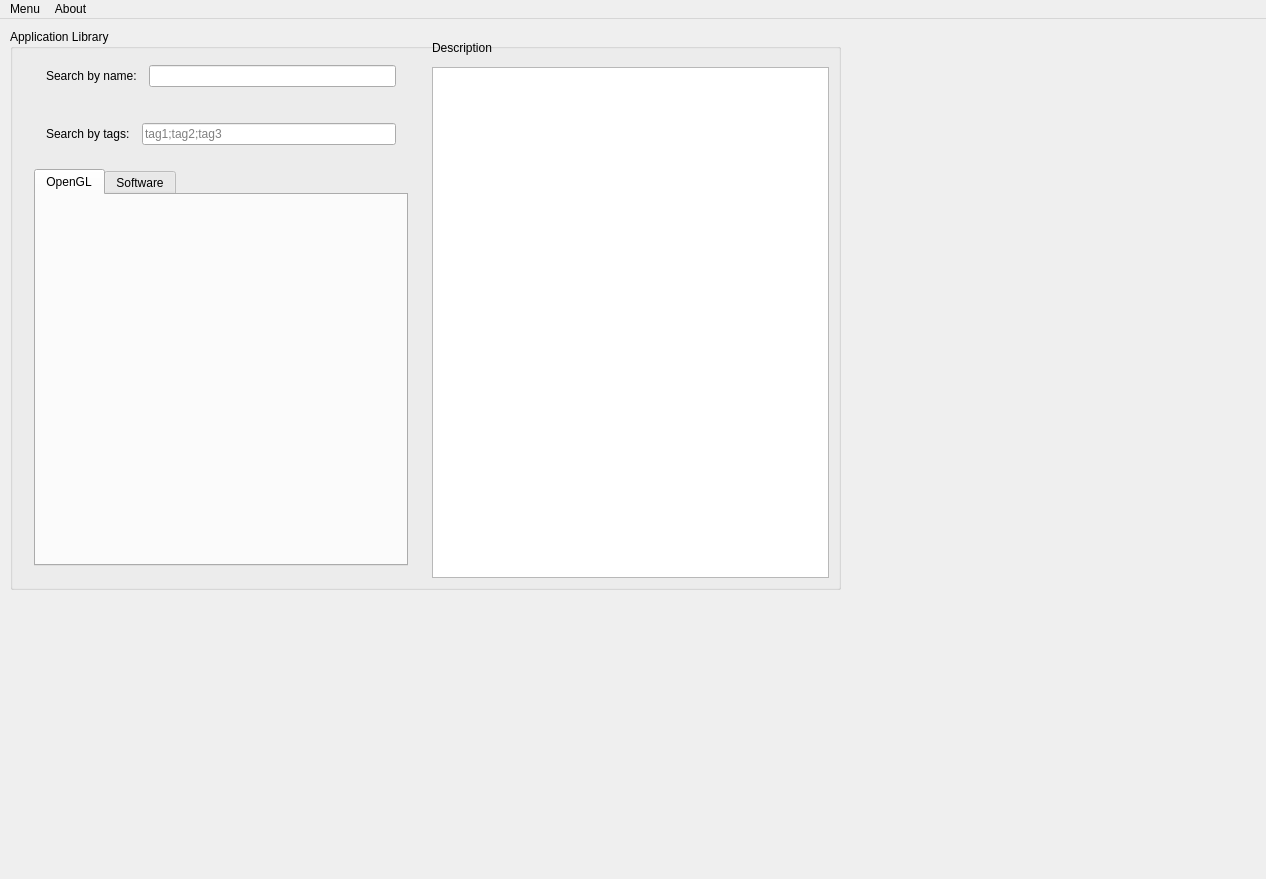
Before: the Qt Designer form Core/src/CoreAppWindow.ui in ButtonHeck/Ouquitoure, drawn with Qt 5.
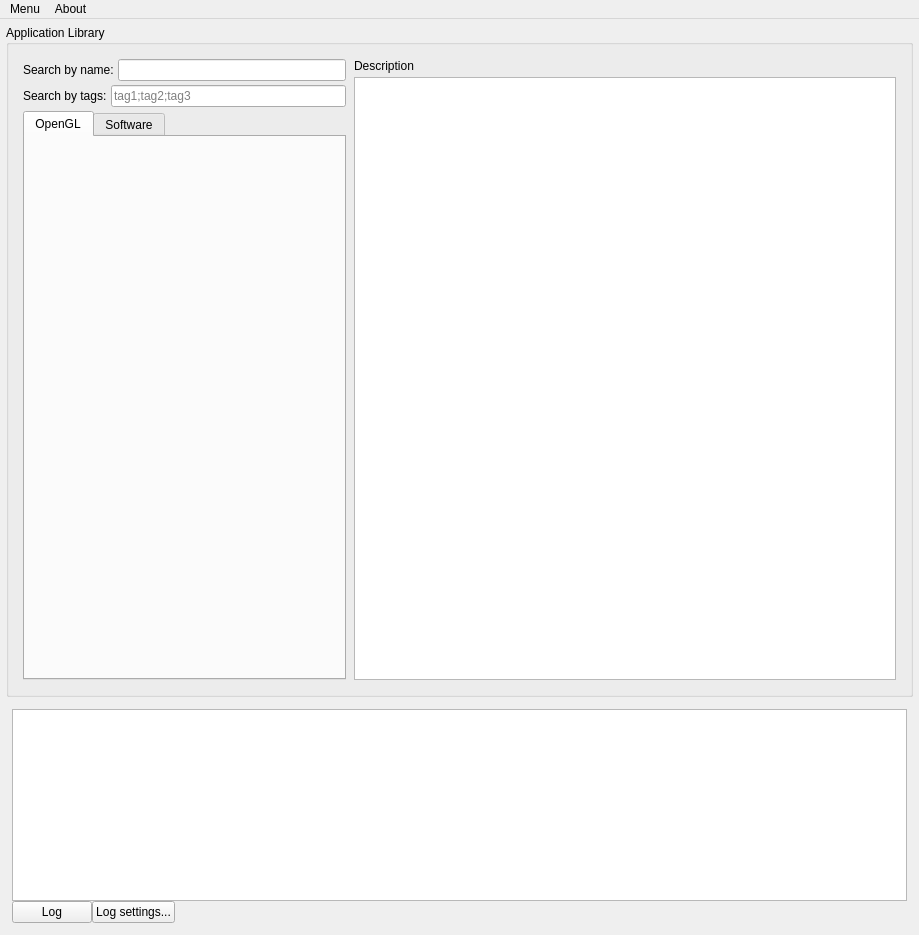
After: the same form once the commit is applied. Custom widgets are drawn as their Qt base class.

The edit to the form file:
```diff
--- a/Core/src/CoreAppWindow.ui
+++ b/Core/src/CoreAppWindow.ui
@@ -6,22 +6,66 @@
    <rect>
     <x>0</x>
     <y>0</y>
-    <width>1266</width>
-    <height>879</height>
+    <width>919</width>
+    <height>935</height>
    </rect>
   </property>
+  <property name="sizePolicy">
+   <sizepolicy hsizetype="Minimum" vsizetype="Minimum">
+    <horstretch>0</horstretch>
+    <verstretch>0</verstretch>
+   </sizepolicy>
+  </property>
   <property name="windowTitle">
    <string>MainWindow</string>
   </property>
   <widget class="QWidget" name="coreAppWidget">
+   <layout class="QGridLayout" name="gridLayout">
+    <property name="leftMargin">
+     <number>6</number>
+    </property>
+    <property name="topMargin">
+     <number>6</number>
+    </property>
+    <property name="rightMargin">
+     <number>6</number>
+    </property>
+    <property name="bottomMargin">
+     <number>6</number>
+    </property>
+    <property name="spacing">
+     <number>0</number>
+    </property>
+    <item row="0" column="0">
+     <layout class="QVBoxLayout" name="mainLayout" stretch="2,0">
+      <property name="spacing">
+       <number>6</number>
+      </property>
+      <property name="sizeConstraint">
+       <enum>QLayout::SetDefaultConstraint</enum>
+      </property>
+      <property name="leftMargin">
+       <number>0</number>
+      </property>
+      <property name="topMargin">
+       <number>0</number>
+      </property>
+      <property name="rightMargin">
+       <number>0</number>
+      </property>
+      <property name="bottomMargin">
+       <number>0</number>
+      </property>
+      <item>
    <widget class="QGroupBox" name="appLibraryGroupBox">
-    <property name="geometry">
-     <rect>
-      <x>10</x>
-      <y>10</y>
-      <width>831</width>
-      <height>561</height>
-     </rect>
+        <property name="sizePolicy">
+         <sizepolicy hsizetype="Expanding" vsizetype="Expanding">
+          <horstretch>0</horstretch>
+          <verstretch>0</verstretch>
+         </sizepolicy>
+        </property>
+        <property name="autoFillBackground">
+         <bool>true</bool>
     </property>
     <property name="title">
      <string>Application Library</string>
@@ -29,64 +73,75 @@
     <property name="flat">
      <bool>false</bool>
     </property>
-    <widget class="QWidget" name="horizontalLayoutWidget">
-     <property name="geometry">
-      <rect>
-       <x>0</x>
-       <y>0</y>
-       <width>831</width>
-       <height>561</height>
-      </rect>
-     </property>
+        <layout class="QHBoxLayout" name="horizontalLayout">
+         <property name="spacing">
+          <number>0</number>
+         </property>
+         <property name="leftMargin">
+          <number>6</number>
+         </property>
+         <property name="topMargin">
+          <number>6</number>
+         </property>
+         <property name="rightMargin">
+          <number>6</number>
+         </property>
+         <property name="bottomMargin">
+          <number>6</number>
+         </property>
+         <item>
      <layout class="QHBoxLayout" name="appLibraryMainLayout">
       <property name="spacing">
-       <number>12</number>
+            <number>4</number>
+           </property>
+           <property name="sizeConstraint">
+            <enum>QLayout::SetDefaultConstraint</enum>
       </property>
       <property name="leftMargin">
-       <number>12</number>
+            <number>6</number>
       </property>
       <property name="topMargin">
-       <number>12</number>
+            <number>6</number>
       </property>
       <property name="rightMargin">
-       <number>12</number>
+            <number>6</number>
       </property>
       <property name="bottomMargin">
-       <number>12</number>
+            <number>6</number>
       </property>
       <item>
        <layout class="QVBoxLayout" name="appLibraryLayout">
         <property name="spacing">
-         <number>12</number>
+              <number>4</number>
         </property>
         <property name="leftMargin">
-         <number>12</number>
+              <number>2</number>
         </property>
         <property name="topMargin">
-         <number>12</number>
+              <number>2</number>
         </property>
         <property name="rightMargin">
-         <number>12</number>
+              <number>2</number>
         </property>
         <property name="bottomMargin">
-         <number>12</number>
+              <number>2</number>
         </property>
         <item>
          <layout class="QHBoxLayout" name="appSearchByNameLayout">
           <property name="spacing">
-           <number>12</number>
+                <number>4</number>
           </property>
           <property name="leftMargin">
-           <number>12</number>
+                <number>0</number>
           </property>
           <property name="topMargin">
-           <number>12</number>
+                <number>0</number>
           </property>
           <property name="rightMargin">
-           <number>12</number>
+                <number>0</number>
           </property>
           <property name="bottomMargin">
-           <number>12</number>
+                <number>0</number>
           </property>
           <item>
            <widget class="QLabel" name="appSearchByNameLabel">
@@ -103,19 +158,19 @@
         <item>
          <layout class="QHBoxLayout" name="appSearchByTagsLayout">
           <property name="spacing">
-           <number>12</number>
+                <number>4</number>
           </property>
           <property name="leftMargin">
-           <number>12</number>
+                <number>0</number>
           </property>
           <property name="topMargin">
-           <number>12</number>
+                <number>0</number>
           </property>
           <property name="rightMargin">
-           <number>12</number>
+                <number>0</number>
           </property>
           <property name="bottomMargin">
-           <number>12</number>
+                <number>0</number>
           </property>
           <item>
            <widget class="QLabel" name="appSearchByTagsLabel">
@@ -135,6 +190,18 @@
         </item>
         <item>
          <widget class="QTabWidget" name="appLibraryTabWidget">
+               <property name="sizePolicy">
+                <sizepolicy hsizetype="Expanding" vsizetype="Expanding">
+                 <horstretch>0</horstretch>
+                 <verstretch>0</verstretch>
+                </sizepolicy>
+               </property>
+               <property name="minimumSize">
+                <size>
+                 <width>321</width>
+                 <height>316</height>
+                </size>
+               </property>
           <property name="currentIndex">
            <number>0</number>
           </property>
@@ -154,6 +221,21 @@
       </item>
       <item>
        <layout class="QVBoxLayout" name="descriptionLayout">
+             <property name="spacing">
+              <number>4</number>
+             </property>
+             <property name="leftMargin">
+              <number>2</number>
+             </property>
+             <property name="topMargin">
+              <number>2</number>
+             </property>
+             <property name="rightMargin">
+              <number>2</number>
+             </property>
+             <property name="bottomMargin">
+              <number>2</number>
+             </property>
         <item>
          <widget class="QLabel" name="descriptionLabel">
           <property name="text">
@@ -162,7 +244,19 @@
          </widget>
         </item>
         <item>
-         <widget class="QTextBrowser" name="descriptionBrowser">
+              <widget class="QTextBrowser" name="descriptionView">
+               <property name="sizePolicy">
+                <sizepolicy hsizetype="Expanding" vsizetype="Expanding">
+                 <horstretch>0</horstretch>
+                 <verstretch>0</verstretch>
+                </sizepolicy>
+               </property>
+               <property name="minimumSize">
+                <size>
+                 <width>542</width>
+                 <height>600</height>
+                </size>
+               </property>
           <property name="acceptDrops">
            <bool>false</bool>
           </property>
@@ -171,15 +265,107 @@
        </layout>
       </item>
      </layout>
-    </widget>
-   </widget>
+         </item>
+        </layout>
+       </widget>
+      </item>
+      <item>
+       <layout class="QVBoxLayout" name="logLayout">
+        <property name="spacing">
+         <number>0</number>
+        </property>
+        <property name="leftMargin">
+         <number>6</number>
+        </property>
+        <property name="topMargin">
+         <number>6</number>
+        </property>
+        <property name="rightMargin">
+         <number>6</number>
+        </property>
+        <property name="bottomMargin">
+         <number>6</number>
+        </property>
+        <item>
+         <widget class="QTextEdit" name="logWindow">
+          <property name="sizePolicy">
+           <sizepolicy hsizetype="Expanding" vsizetype="Minimum">
+            <horstretch>0</horstretch>
+            <verstretch>0</verstretch>
+           </sizepolicy>
+          </property>
+          <property name="placeholderText">
+           <string/>
+          </property>
+         </widget>
+        </item>
+        <item>
+         <layout class="QHBoxLayout" name="logButtonsLayout">
+          <property name="topMargin">
+           <number>0</number>
+          </property>
+          <item alignment="Qt::AlignLeft">
+           <widget class="QPushButton" name="logHideButton">
+            <property name="sizePolicy">
+             <sizepolicy hsizetype="Minimum" vsizetype="Minimum">
+              <horstretch>0</horstretch>
+              <verstretch>0</verstretch>
+             </sizepolicy>
+            </property>
+            <property name="text">
+             <string>Log</string>
+            </property>
+            <property name="checkable">
+             <bool>true</bool>
+            </property>
+            <property name="checked">
+             <bool>false</bool>
+            </property>
+            <property name="flat">
+             <bool>false</bool>
+            </property>
+           </widget>
+          </item>
+          <item alignment="Qt::AlignLeft">
+           <widget class="QPushButton" name="logSettingsButton">
+            <property name="sizePolicy">
+             <sizepolicy hsizetype="Minimum" vsizetype="Minimum">
+              <horstretch>0</horstretch>
+              <verstretch>0</verstretch>
+             </sizepolicy>
+            </property>
+            <property name="text">
+             <string>Log settings...</string>
+            </property>
+           </widget>
+          </item>
+          <item>
+           <spacer name="logButtonsSpacer">
+            <property name="orientation">
+             <enum>Qt::Horizontal</enum>
+            </property>
+            <property name="sizeHint" stdset="0">
+             <size>
+              <width>40</width>
+              <height>1</height>
+             </size>
+            </property>
+           </spacer>
+          </item>
+         </layout>
+        </item>
+       </layout>
+      </item>
+     </layout>
+    </item>
+   </layout>
   </widget>
   <widget class="QMenuBar" name="menubar">
    <property name="geometry">
     <rect>
      <x>0</x>
      <y>0</y>
-     <width>1266</width>
+     <width>919</width>
      <height>20</height>
     </rect>
    </property>
```
Left out of the diff: 19 changed lines with no effect on the pictures. Lines whose indentation alone changed are shown as unchanged.
